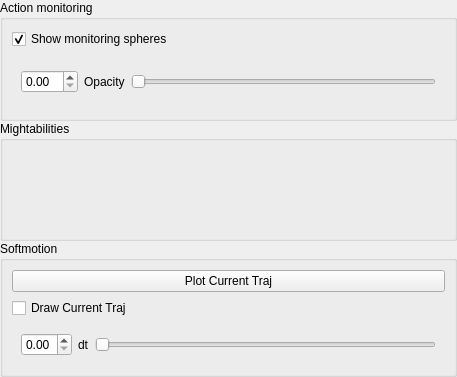
Before: the Qt Designer form src/move3d-remote/softmotionwidget.ui in jmainpri/move3d-studio, drawn with Qt 5.
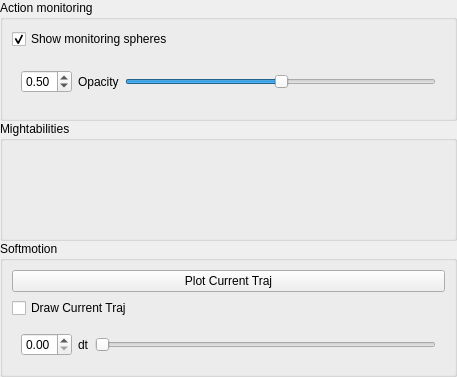
After: the same form once the commit is applied.

```diff
--- a/src/move3d-remote/softmotionwidget.ui
+++ b/src/move3d-remote/softmotionwidget.ui
@@ -46,7 +46,14 @@
        <widget class="QWidget" name="widgetSphereOpacity" native="true">
         <layout class="QHBoxLayout" name="horizontalLayout_2">
          <item>
-          <widget class="QDoubleSpinBox" name="doubleSpinBoxOpacity"/>
+          <widget class="QDoubleSpinBox" name="doubleSpinBoxOpacity">
+           <property name="maximum">
+            <double>1.000000000000000</double>
+           </property>
+           <property name="value">
+            <double>0.500000000000000</double>
+           </property>
+          </widget>
          </item>
          <item>
           <widget class="QLabel" name="labelOpacity">
@@ -57,6 +64,9 @@
          </item>
          <item>
           <widget class="QSlider" name="horizontalSliderOpacity">
+           <property name="value">
+            <number>50</number>
+           </property>
            <property name="orientation">
             <enum>Qt::Horizontal</enum>
            </property>
```
